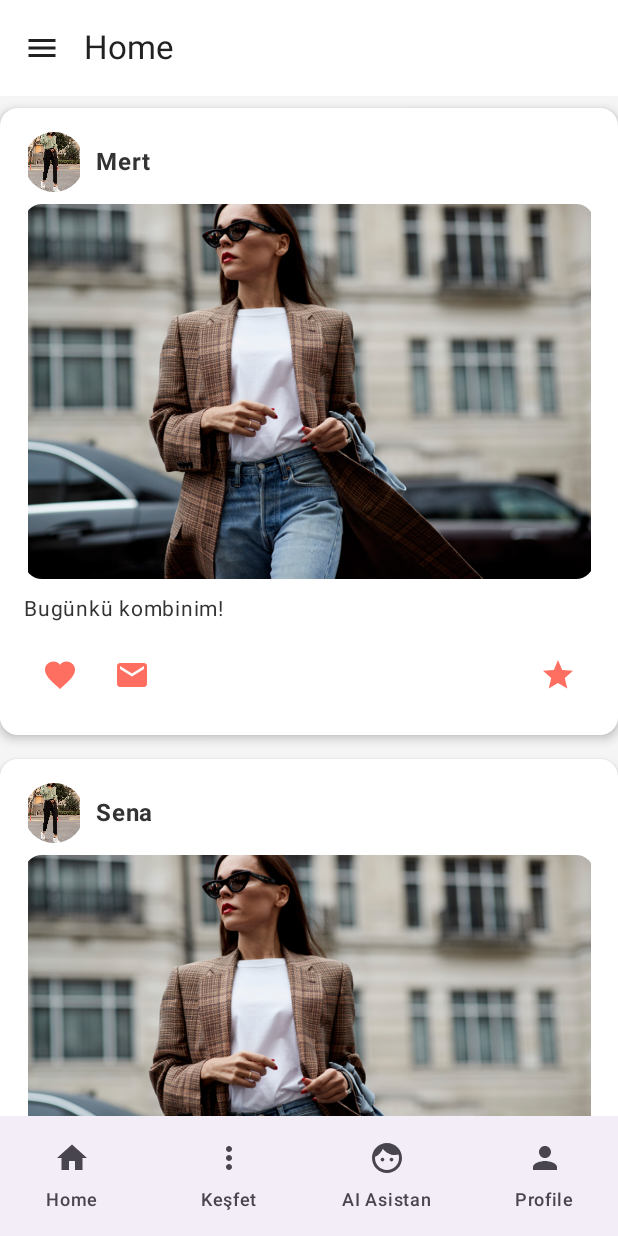
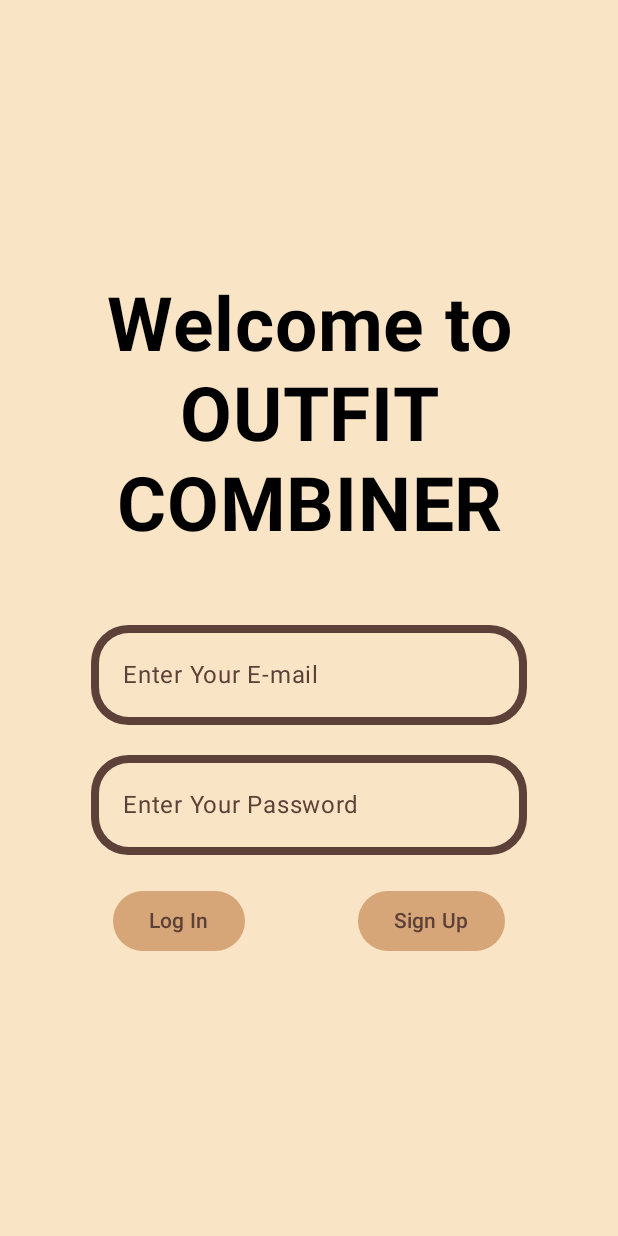
Before and after one commit to Mert356/Combiner, an Android app built with Jetpack Compose: the screen it shows after launch (MainActivity), on a phone screen of 412 x 824 dp. Run offline under Robolectric (Android 15) with nearby library versions, the phone set to English and light mode, and no system bars; our stand-ins replace Firebase (no records; nobody signed in at launch, a user with empty details on screens opened directly).

Commit message:
Login with firebase added (NOTE: After logging out, when signing in or signing up again, the application crashes. Solve this.) Improvements were made in terms of UI.

```diff
--- a/app/build.gradle.kts
+++ b/app/build.gradle.kts
@@ -2,6 +2,7 @@ plugins {
     alias(libs.plugins.android.application)
     alias(libs.plugins.kotlin.android)
     alias(libs.plugins.kotlin.compose)
+    id("com.google.gms.google-services")
 }
 
 android {
@@ -58,4 +59,7 @@ dependencies {
     androidTestImplementation(libs.androidx.ui.test.junit4)
     debugImplementation(libs.androidx.ui.tooling)
     debugImplementation(libs.androidx.ui.test.manifest)
+    implementation(platform("com.google.firebase:firebase-bom:33.10.0"))
+    implementation("com.google.firebase:firebase-analytics")
+    implementation("com.google.firebase:firebase-auth-ktx:22.1.2")
 }
--- a/app/src/main/java/com/example/combiner/MainActivity.kt
+++ b/app/src/main/java/com/example/combiner/MainActivity.kt
@@ -3,7 +3,12 @@ package com.example.combiner
 import android.os.Bundle
 import androidx.activity.ComponentActivity
 import androidx.activity.compose.setContent
+import androidx.navigation.compose.rememberNavController
+import androidx.navigation.compose.NavHost
+import androidx.navigation.compose.composable
+import com.example.combiner.ui.screens.LogInScreen
 import com.example.combiner.ui.screens.MainScreen
+import com.example.combiner.ui.screens.SignUpScreen
 import com.example.combiner.ui.theme.CombinerTheme
 
 class MainActivity : ComponentActivity() {
@@ -11,7 +16,16 @@ class MainActivity : ComponentActivity() {
         super.onCreate(savedInstanceState)
         setContent {
             CombinerTheme {
-                MainScreen()
+                val navController = rememberNavController()
+
+                NavHost(
+                    navController = navController,
+                    startDestination = "login"
+                ) {
+                    composable("login") { LogInScreen(navController) }
+                    composable("main") { MainScreen() }
+                    composable("sign_up") { SignUpScreen(navController) }
+                }
             }
         }
     }
--- a/app/src/main/java/com/example/combiner/ui/components/PostItem.kt
+++ b/app/src/main/java/com/example/combiner/ui/components/PostItem.kt
@@ -30,6 +30,9 @@ import androidx.compose.ui.res.painterResource
 import androidx.compose.ui.text.font.FontWeight
 import androidx.compose.ui.unit.dp
 import androidx.compose.ui.unit.sp
+import com.example.combiner.ui.theme.BeigeMocha
+import com.example.combiner.ui.theme.Caramel
+import com.example.combiner.ui.theme.WarmGray
 
 @Composable
 fun PostItem(
@@ -44,10 +47,10 @@ fun PostItem(
     Card(
         modifier = Modifier
             .fillMaxWidth()
-            .padding(vertical = 8.dp),
+            .padding(vertical = 10.dp, horizontal = 10.dp),
         shape = MaterialTheme.shapes.medium,
         colors = CardDefaults.cardColors(
-            containerColor = Color.White
+            containerColor = WarmGray
         ),
         elevation = CardDefaults.cardElevation(defaultElevation = 4.dp)
     ) {
--- /dev/null
+++ b/app/src/main/java/com/example/combiner/ui/components/SpecialButton.kt
@@ -0,0 +1,27 @@
+package com.example.combiner.ui.components
+
+import androidx.compose.foundation.layout.fillMaxWidth
+import androidx.compose.foundation.layout.wrapContentSize
+import androidx.compose.foundation.shape.RoundedCornerShape
+import androidx.compose.material3.Button
+import androidx.compose.material3.Text
+import androidx.compose.runtime.Composable
+import androidx.compose.ui.Modifier
+import androidx.compose.ui.tooling.preview.Preview
+import androidx.compose.ui.unit.dp
+import com.example.combiner.ui.theme.DeepChocolate
+
+@Composable
+fun SpecialButton(text:String, onClickFun: ()->Unit){
+    Button(onClickFun,
+        shape = RoundedCornerShape(20.dp),
+        ){
+        Text(text, color = DeepChocolate)
+    }
+}
+@Preview(showBackground = true)
+@Composable
+fun PreviewButton(){
+     SpecialButton("Log In",{
+     })
+}
--- /dev/null
+++ b/app/src/main/java/com/example/combiner/ui/components/SxpecialTextField.kt
@@ -0,0 +1,56 @@
+package com.example.combiner.ui.components
+
+import androidx.compose.foundation.background
+import androidx.compose.foundation.layout.Spacer
+import androidx.compose.foundation.layout.padding
+import androidx.compose.foundation.shape.RoundedCornerShape
+import androidx.compose.material3.Text
+import androidx.compose.material3.TextField
+import androidx.compose.material3.TextFieldDefaults
+import androidx.compose.runtime.Composable
+import androidx.compose.ui.Modifier
+import androidx.compose.ui.draw.clip
+import androidx.compose.ui.graphics.Color
+import androidx.compose.ui.input.pointer.motionEventSpy
+import androidx.compose.ui.text.input.PasswordVisualTransformation
+import androidx.compose.ui.text.input.VisualTransformation
+import androidx.compose.ui.tooling.preview.Preview
+import androidx.compose.ui.unit.dp
+import com.example.combiner.ui.theme.BeigeCream
+import com.example.combiner.ui.theme.Caramel
+import com.example.combiner.ui.theme.DeepChocolate
+
+@Composable
+fun SpecialTextField(
+    text: String,
+    onClickFun: (String) -> Unit,
+    hint: String = "Enter text",
+    isPassword: Boolean = false,
+) {
+    val visualTransformation = if (isPassword) PasswordVisualTransformation() else null
+    TextField(
+        value = text,
+        onValueChange = onClickFun,
+        placeholder = { Text(hint, color = DeepChocolate) },
+        shape = RoundedCornerShape(20.dp),
+        colors = TextFieldDefaults.colors(
+            focusedIndicatorColor = Color.Transparent,
+            unfocusedIndicatorColor = Color.Transparent,
+            focusedContainerColor = Caramel,
+            unfocusedContainerColor = BeigeCream
+        ),
+        modifier = Modifier
+            .clip(RoundedCornerShape(25.dp))
+            .background(DeepChocolate)
+            .padding(5.dp),
+        visualTransformation = visualTransformation ?: VisualTransformation.None,
+    )
+    Spacer(modifier = Modifier.padding(10.dp))
+}
+
+@Preview(showBackground = true)
+@Composable
+fun PreviewTextField() {
+    SpecialTextField("Mert", onClickFun = {}) // Placeholder çalışır, çünkü "Mert" yazılmış
+    SpecialTextField("", onClickFun = {}) // Placeholder görünür olacak
+}
--- a/app/src/main/java/com/example/combiner/ui/screens/HomeScreen.kt
+++ b/app/src/main/java/com/example/combiner/ui/screens/HomeScreen.kt
@@ -1,17 +1,15 @@
 package com.example.combiner.ui.screens
 
+import android.os.Build
+import androidx.annotation.RequiresApi
 import androidx.compose.foundation.background
 import androidx.compose.foundation.clickable
 import androidx.compose.foundation.layout.*
 import androidx.compose.foundation.lazy.LazyColumn
 import androidx.compose.foundation.lazy.items
 import androidx.compose.material.icons.Icons
-import androidx.compose.material.icons.filled.Edit
-import androidx.compose.material.icons.filled.Home
-import androidx.compose.material.icons.filled.Menu
-import androidx.compose.material.icons.filled.Person
-import androidx.compose.material.icons.filled.Settings
-import androidx.compose.material.icons.filled.Star
+import androidx.compose.material.icons.automirrored.filled.ArrowBack
+import androidx.compose.material.icons.filled.*
 import androidx.compose.material3.*
 import androidx.compose.runtime.Composable
 import androidx.compose.runtime.rememberCoroutineScope
@@ -23,7 +21,11 @@ import androidx.compose.ui.unit.sp
 import androidx.navigation.NavHostController
 import com.example.combiner.R
 import com.example.combiner.ui.components.PostItem
+import com.example.combiner.ui.theme.*
+import com.google.firebase.auth.FirebaseAuth
 import kotlinx.coroutines.launch
+import android.os.Handler
+import android.os.Looper
 @Composable
 fun HomeScreen(navController: NavHostController) {
     val drawerState = rememberDrawerState(DrawerValue.Closed)
@@ -34,7 +36,7 @@ fun HomeScreen(navController: NavHostController) {
         scrimColor = Color.Transparent,
         drawerContent = {
             ModalDrawerSheet(
-                modifier = Modifier.width(280.dp)
+                modifier = Modifier.width(280.dp).background(WarmGray)
             ) {
                 DrawerContent(navController, onClose = {
                     scope.launch { drawerState.close() }
@@ -47,12 +49,12 @@ fun HomeScreen(navController: NavHostController) {
                 HomeTopBar(onMenuClick = {
                     scope.launch { drawerState.open() }
                 })
-            }
+            },
         ) { padding ->
             LazyColumn(
                 modifier = Modifier
                     .fillMaxSize()
-                    .background(Color(0xFFF5F5F5))
+                    .background(BeigeCream)
                     .padding(padding)
             ) {
                 items(fakePosts) { post ->
@@ -71,8 +73,6 @@ fun HomeScreen(navController: NavHostController) {
     }
 }
 
-
-
 @OptIn(ExperimentalMaterial3Api::class)
 @Composable
 fun HomeTopBar(onMenuClick: () -> Unit) {
@@ -80,9 +80,13 @@ fun HomeTopBar(onMenuClick: () -> Unit) {
         title = { Text("Home") },
         navigationIcon = {
             IconButton(onClick = onMenuClick) {
-                Icon(Icons.Filled.Menu, contentDescription = "Menu")
+                Icon(Icons.Filled.Menu, contentDescription = "Menu", tint = DeepChocolate)
             }
-        }
+        },
+        colors = TopAppBarDefaults.topAppBarColors(
+            containerColor = BeigeCream,
+            titleContentColor = DeepChocolate
+        )
     )
 }
 
@@ -92,46 +96,36 @@ fun DrawerContent(navController: NavHostController, onClose: () -> Unit) {
         modifier = Modifier
             .fillMaxHeight()
             .width(280.dp)
-            .background(MaterialTheme.colorScheme.surface)
+            .background(BeigeCream)
             .padding(16.dp),
         horizontalAlignment = Alignment.Start
     ) {
-
         Text(
             text = "My Profile",
-            style = MaterialTheme.typography.titleLarge.copy(fontSize = 20.sp),
-            color = MaterialTheme.colorScheme.primary,
+            style = MaterialTheme.typography.titleLarge.copy(fontSize = 30.sp),
+            color = DeepChocolate,
             modifier = Modifier.padding(bottom = 16.dp)
         )
-
-
-        DrawerItem(
-            icon = Icons.Filled.Person,
-            label = "Profile",
-            onClick = { navController.navigate("profile"); onClose() }
-        )
-        DrawerItem(
-            icon = Icons.Filled.Home,
-            label = "Home",
-            onClick = { navController.navigate("home"); onClose() }
-        )
-        DrawerItem(
-            icon = Icons.Filled.Settings,
-            label = "Settings",
-            onClick = { navController.navigate("settings"); onClose() }
-        )
-        DrawerItem(
-            icon = Icons.Filled.Star,
-            label = "Saved Items",
-            onClick = { navController.navigate("saved"); onClose() }
-        )
-        DrawerItem(
-            icon = Icons.Filled.Edit,
-            label = "Edit Profile",
-            onClick = { navController.navigate("editProfile"); onClose() }
-        )
+        Spacer(modifier = Modifier.padding(20.dp))
+        DrawerItem(Icons.Filled.Person, "Profile") { navController.navigate("profile"); onClose() }
+        DrawerItem(Icons.Filled.Home, "Home") { navController.navigate("home"); onClose() }
+        DrawerItem(Icons.Filled.Settings, "Settings") { navController.navigate("settings"); onClose() }
+        DrawerItem(Icons.Filled.Star, "Saved Items") { navController.navigate("saved"); onClose() }
+        DrawerItem(Icons.Filled.Edit, "Edit Profile") { navController.navigate("editProfile"); onClose() }
+        DrawerItem(Icons.AutoMirrored.Filled.ArrowBack, "Log Out") { logoutUser (navController); onClose() }
     }
 }
+
+fun logoutUser(navController: NavHostController) {
+    val auth = FirebaseAuth.getInstance()
+    auth.signOut()
+    Handler(Looper.getMainLooper()).post {
+        navController.navigate("log_in") {
+            popUpTo("home") { inclusive = true }
+        }
+    }
+}
+
 
 @Composable
 fun DrawerItem(icon: androidx.compose.ui.graphics.vector.ImageVector, label: String, onClick: () -> Unit) {
@@ -140,30 +134,30 @@ fun DrawerItem(icon: androidx.compose.ui.graphics.vector.ImageVector, label: Str
             modifier = Modifier
                 .fillMaxWidth()
                 .clickable { onClick() }
-                .padding(vertical = 12.dp, horizontal = 8.dp),
+                .padding(vertical = 16.dp, horizontal = 8.dp),
             verticalAlignment = Alignment.CenterVertically
         ) {
             Icon(
                 imageVector = icon,
                 contentDescription = label,
-                tint = MaterialTheme.colorScheme.primary,
+                tint = DeepChocolate,
                 modifier = Modifier.size(24.dp)
             )
             Spacer(modifier = Modifier.width(12.dp))
             Text(
                 text = label,
                 fontSize = 16.sp,
-                color = MaterialTheme.colorScheme.onSurface
+                color = DeepChocolate
             )
         }
-        Divider(color = MaterialTheme.colorScheme.onSurface.copy(alpha = 0.2f))
+        Divider(color = DeepChocolate.copy(alpha = 0.2f))
     }
 }
 
 data class Post(val username: String, val image: Int, val image2: Int, val description: String)
 
 val fakePosts = listOf(
-    Post("Mert", R.drawable.kombin_1,R.drawable.kombin_2,"Bugünkü kombinim!"),
-    Post("Sena", R.drawable.kombin_1,R.drawable.kombin_2,"Sade ve şık."),
-    Post("Ahmet", R.drawable.kombin_1,R.drawable.kombin_2,"Bu ceketi çok sevdim!"),
+    Post("Mert", R.drawable.kombin_1, R.drawable.kombin_2, "Bugünkü kombinim!"),
+    Post("Sena", R.drawable.kombin_1, R.drawable.kombin_2, "Sade ve şık."),
+    Post("Ahmet", R.drawable.kombin_1, R.drawable.kombin_2, "Bu ceketi çok sevdim!"),
 )
--- /dev/null
+++ b/app/src/main/java/com/example/combiner/ui/screens/LogInScreen.kt
@@ -0,0 +1,85 @@
+package com.example.combiner.ui.screens
+
+import androidx.compose.foundation.background
+import androidx.compose.foundation.layout.*
+import androidx.compose.material3.*
+import androidx.compose.runtime.*
+import androidx.compose.ui.*
+import androidx.compose.ui.graphics.Color
+import androidx.compose.ui.text.font.*
+import androidx.compose.ui.text.style.TextAlign
+import androidx.compose.ui.unit.*
+import androidx.navigation.NavController
+import com.example.combiner.ui.components.SpecialButton
+import com.example.combiner.ui.components.SpecialTextField
+import com.google.firebase.auth.FirebaseAuth
+
+@Composable
+fun LogInScreen(navController: NavController) {
+    val email = remember { mutableStateOf("") }
+    val password = remember { mutableStateOf("") }
+    val errorMessage = remember { mutableStateOf<String?>(null) }
+
+    Column(
+        modifier = Modifier.fillMaxSize().background(MaterialTheme.colorScheme.secondary),
+        verticalArrangement = Arrangement.Center,
+        horizontalAlignment = Alignment.CenterHorizontally
+    ) {
+        Text(
+            "Welcome to OUTFIT COMBINER",
+            fontSize = 50.sp,
+            lineHeight = 60.sp,
+            textAlign = TextAlign.Center,
+            fontWeight = FontWeight.Bold,
+            fontFamily = FontFamily.SansSerif,
+            modifier = Modifier.padding(bottom = 50.dp)
+        )
+
+        SpecialTextField(email.value, { email.value = it }, "Enter Your E-mail")
+        SpecialTextField(password.value, { password.value = it }, "Enter Your Password", true)
+
+        errorMessage.value?.let {
+            Text(text = it, color = Color.Red, textAlign = TextAlign.Center)
+        }
+
+        Row(
+            modifier = Modifier.fillMaxWidth(),
+            horizontalArrangement = Arrangement.SpaceEvenly
+        ) {
+            SpecialButton("Log In") {
+                if (email.value.isEmpty() || password.value.isEmpty()) {
+                    errorMessage.value = "Please enter your email and password!"
+                } else {
+                    loginUser(email.value, password.value) { success, error ->
+                        if (success) {
+                            navController.navigate("main") {
+                                popUpTo("log_in") { inclusive = true }
+                            }
+                        } else {
+                            errorMessage.value = "Please check your E-mail and Password!"
+                        }
+                    }
+                }
+            }
+
+            SpecialButton("Sign Up") {
+                navController.navigate("sign_up") {
+                    popUpTo("log_in") { inclusive = true }
+                }
+            }
+        }
+    }
+}
+
+fun loginUser(email: String, password: String, onResult: (Boolean, String?) -> Unit) {
+    val auth = FirebaseAuth.getInstance()
+
+    auth.signInWithEmailAndPassword(email, password)
+        .addOnCompleteListener { task ->
+            if (task.isSuccessful) {
+                onResult(true, null) // Başarılı giriş
+            } else {
+                onResult(false, task.exception?.message) // Hata mesajını döndür
+            }
+        }
+}
--- a/app/src/main/java/com/example/combiner/ui/screens/MainScreen.kt
+++ b/app/src/main/java/com/example/combiner/ui/screens/MainScreen.kt
@@ -1,5 +1,4 @@
 package com.example.combiner.ui.screens
-
 
 import androidx.compose.foundation.layout.padding
 import androidx.compose.material.icons.Icons
@@ -10,10 +9,12 @@ import androidx.compose.material.icons.filled.Person
 import androidx.compose.material3.*
 import androidx.compose.runtime.*
 import androidx.compose.ui.Modifier
-import androidx.navigation.NavHostController
-import androidx.navigation.compose.*
+import androidx.navigation.NavController
+import androidx.navigation.compose.NavHost
+import androidx.navigation.compose.composable
 import androidx.navigation.compose.rememberNavController
 import com.example.ui.screens.ProfileScreen
+import com.example.combiner.ui.theme.*
 
 @Composable
 fun MainScreen() {
@@ -31,13 +32,13 @@ fun MainScreen() {
             composable("profile") { ProfileScreen(navController) }
             composable("explore") { ExploreScreen(navController) }
             composable("ai_assistant") { AiAssistantScreen() }
+            composable("log_in") { LogInScreen(navController) }
         }
     }
 }
 
-
 @Composable
-fun BottomNavigationBar(navController: NavHostController) {
+fun BottomNavigationBar(navController: NavController) {
     val items = listOf(
         BottomNavItem("home", "Home", Icons.Default.Home),
         BottomNavItem("explore", "Keşfet", Icons.Default.MoreVert),
@@ -45,12 +46,12 @@ fun BottomNavigationBar(navController: NavHostController) {
         BottomNavItem("profile", "Profile", Icons.Default.Person)
     )
 
-    NavigationBar {
+    NavigationBar(containerColor = BeigeCream) { // Kahverengi arka plan
         val currentRoute = navController.currentDestination?.route
         items.forEach { item ->
             NavigationBarItem(
-                label = { Text(item.label) },
-                icon = { Icon(item.icon, contentDescription = item.label) },
+                label = { Text(item.label, color = DeepChocolate) }, // Yazılar beyaz
+                icon = { Icon(item.icon, contentDescription = item.label, tint = DeepChocolate) }, // Altın ikonlar
                 selected = currentRoute == item.route,
                 onClick = { navController.navigate(item.route) }
             )
@@ -58,4 +59,5 @@ fun BottomNavigationBar(navController: NavHostController) {
     }
 }
 
+
 data class BottomNavItem(val route: String, val label: String, val icon: androidx.compose.ui.graphics.vector.ImageVector)
--- a/app/src/main/java/com/example/combiner/ui/theme/Color.kt
+++ b/app/src/main/java/com/example/combiner/ui/theme/Color.kt
@@ -2,17 +2,16 @@ package com.example.combiner.ui.theme
 
 import androidx.compose.ui.graphics.Color
 
-val Purple80 = Color(0xFFD0BCFF)
-val PurpleGrey80 = Color(0xFFCCC2DC)
-val Pink80 = Color(0xFFEFB8C8)
+// 🌞 Açık Tema Renkleri (Soft & Elegant)
+val BeigeCream = Color(0xFFF9E5C5)   // Yumuşak sıcak bej
+val Caramel = Color(0xFFD6A678)      // Karamel kahverengi
+val GoldenSand = Color(0xFFF4C067)   // Altın-kum tonu
+val WarmGray = Color(0xFFE8C89C)     // Sıcak gri tonu
+val DeepChocolate = Color(0xFF5D4037) // Derin çikolata kahvesi (metin)
 
-val Purple40 = Color(0xFF6650a4)
-val PurpleGrey40 = Color(0xFF625b71)
-val Pink40 = Color(0xFF7D5260)
-
-val PrimaryBlack = Color(0xFF212121)
-val PrimaryWhite = Color(0xFFFAFAFA)
-val SecondaryBeige = Color(0xFFD7CCC8)
-val SecondaryGray = Color(0xFFBDBDBD)
-val AccentRed = Color(0xFFC21807)
-val AccentGold = Color(0xFFFFC107)
+// 🌙 Koyu Tema Renkleri (Elegant & Cozy)
+val BeigeMocha = Color(0xFF594A42)   // Koyu bej, sıcak
+val Espresso = Color(0xFF3B2C24)     // Yoğun espresso kahverengisi
+val GoldenAmber = Color(0xFFCC9E45)  // Hafif turuncuya kaçan koyu altın
+val DarkTaupe = Color(0xFF4A3F35)    // Koyu taupe gri
+val SoftIvory = Color(0xFFEDE0D4)    // Açık yazılar için sıcak beyaz
--- a/app/src/main/java/com/example/combiner/ui/theme/Theme.kt
+++ b/app/src/main/java/com/example/combiner/ui/theme/Theme.kt
@@ -2,33 +2,32 @@ package com.example.combiner.ui.theme
 
 import androidx.compose.material3.*
 import androidx.compose.runtime.Composable
-import androidx.compose.ui.graphics.Color
 
 private val DarkColorScheme = darkColorScheme(
-    primary = PrimaryWhite,
-    secondary = SecondaryBeige,
-    background = PrimaryBlack,
-    surface = SecondaryGray,
-    onPrimary = PrimaryBlack,
-    onSecondary = PrimaryBlack,
-    onBackground = PrimaryWhite,
-    onSurface = PrimaryWhite
+    primary = BeigeMocha,
+    secondary = Espresso,
+    background = DarkTaupe,
+    surface = Espresso,
+    onPrimary = SoftIvory,
+    onSecondary = GoldenAmber,
+    onBackground = SoftIvory,
+    onSurface = SoftIvory
 )
 
 private val LightColorScheme = lightColorScheme(
-    primary = PrimaryBlack,
-    secondary = SecondaryBeige,
-    background = PrimaryWhite,
-    surface = Color.White,
-    onPrimary = Color.White,
-    onSecondary = PrimaryBlack,
-    onBackground = PrimaryBlack,
-    onSurface = PrimaryBlack
+    primary = Caramel,
+    secondary = BeigeCream,
+    background = WarmGray,
+    surface = GoldenSand,
+    onPrimary = DeepChocolate,
+    onSecondary = GoldenSand,
+    onBackground = DeepChocolate,
+    onSurface = DeepChocolate
 )
 
 @Composable
 fun CombinerTheme(
-    darkTheme: Boolean = false, // Karanlık mod desteği
+    darkTheme: Boolean = false,
     content: @Composable () -> Unit
 ) {
     val colors = if (darkTheme) DarkColorScheme else LightColorScheme
--- a/build.gradle.kts
+++ b/build.gradle.kts
@@ -3,4 +3,5 @@ plugins {
     alias(libs.plugins.android.application) apply false
     alias(libs.plugins.kotlin.android) apply false
     alias(libs.plugins.kotlin.compose) apply false
+    id("com.google.gms.google-services") version "4.4.2" apply false
 }
```
Also changed, not shown: app/src/main/java/com/example/combiner/ui/screens/AiAssistaneScreen.kt (+20 -7 lines), app/src/main/java/com/example/combiner/ui/screens/ExploreScreen.kt (+16 -8 lines), app/src/main/java/com/example/combiner/ui/screens/ProfileScreen.kt (+18 -6 lines), app/src/main/java/com/example/combiner/ui/screens/SignUpScreen.kt (added, +93 -0 lines), 1 other file.
